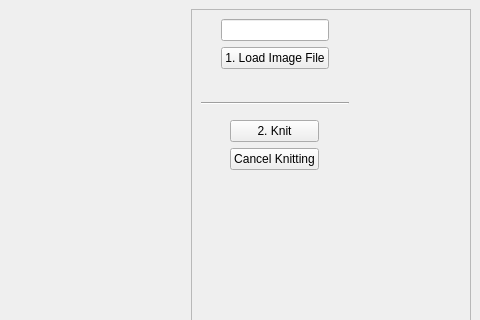
AllYarnsAreBeautiful/ayab-desktop, file src/main/python/ayab/main_gui.ui: the form before one commit; both pictures show x 528 to 1008 and y 0 to 320 of the 1008 by 900 pixel window.
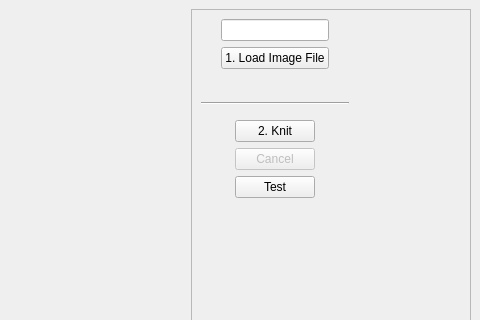
The form after the commit.

Commit message:
Created GUI, Classes, and machine states for run-time hardware test (#415)
* Changes from API v5 to API v6, plus code annotations to help ensure backwards compability after API changes.

* Add machine states for run-time testing.

* Add test button to GUI

* Add HardwareTestMock class

* Add HardwareTest and CmdLine classes

* Moved hardware test communication mock object to engine thread.

```diff
--- a/src/main/python/ayab/main_gui.ui
+++ b/src/main/python/ayab/main_gui.ui
@@ -255,14 +255,27 @@
            </item>
            <item>
             <widget class="QPushButton" name="cancel_button">
+             <property name="enabled">
+              <bool>False</bool>
+             </property>
              <property name="text">
-              <string>Cancel Knitting</string>
+              <string>Cancel</string>
              </property>
              <property name="shortcut">
               <string notr="true">Esc</string>
              </property>
             </widget>
            </item>
+           <item>
+            <widget class="QPushButton" name="test_button">
+             <property name="text">
+              <string>Test</string>
+             </property>
+             <property name="shortcut">
+              <string notr="true">T</string>
+             </property>
+            </widget>
+           </item>
           </layout>
          </widget>
         </item>
```
The commit also changes 26 other files.
